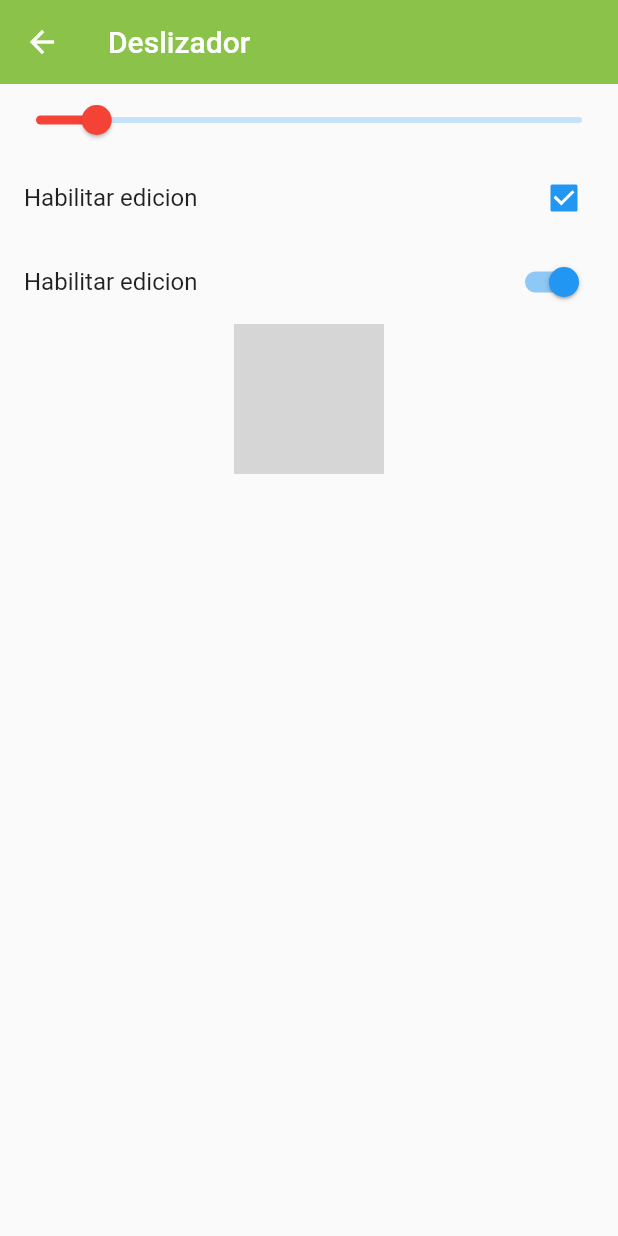
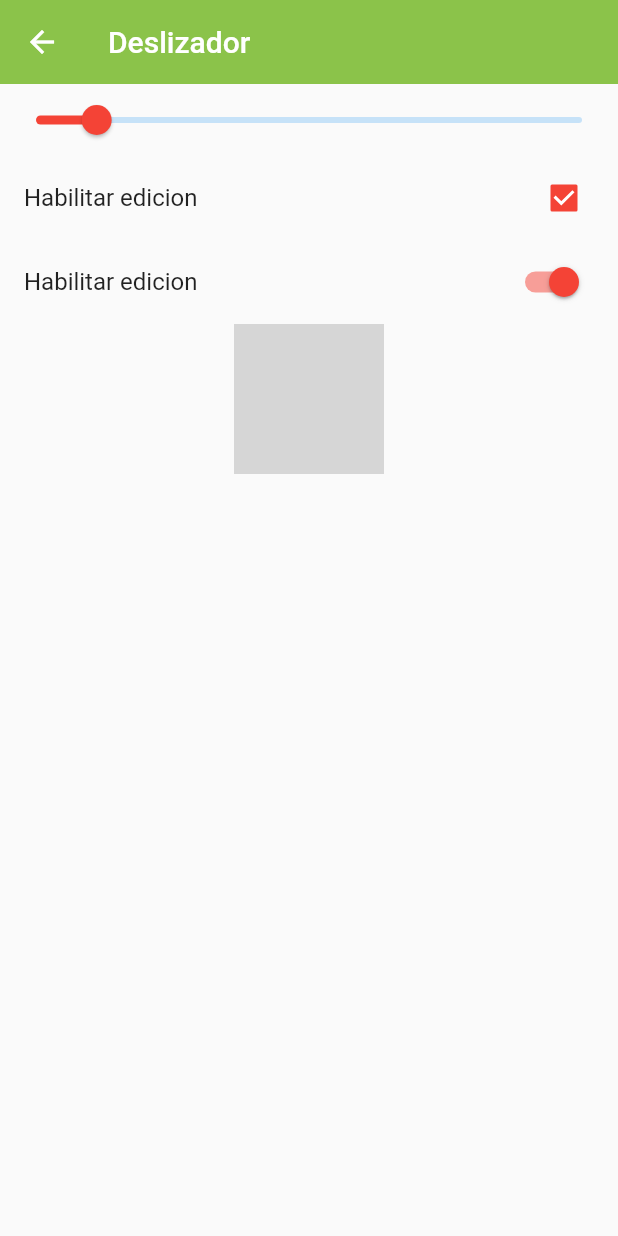
Before and after one commit to SergioK12/Componentes_Flutter_CursoUdemy, a Flutter app: the SliderView screen opened by its route, on a phone screen of 412 x 824 dp. Run offline on Flutter 3.47's test engine with Material 2 defaults, Android fonts, the phone set to English and light mode, and no system bars; our stand-ins replace carousel_slider; network calls fail; grey boxes are pictures that could not be loaded.

Commit message:
Agregando lisview builder

```diff
--- a/lib/routes/app_routes.dart
+++ b/lib/routes/app_routes.dart
@@ -16,7 +16,8 @@ class AppRoute {
     MenuOptions(nombre: "animado", icon: Icons.check_box_outline_blank, name: "Container animated", screen: const AnimatedContainerView()),
     MenuOptions(nombre: "alarmas", icon: Icons.alarm, name: "Alarms", screen: const AlarmasView()),
     MenuOptions(nombre: "entradas", icon: Icons.input, name: "Entradas", screen: const InputsView()),
-     MenuOptions(nombre: "Slider", icon: Icons.picture_in_picture, name: "Deslizador", screen: const SliderView()),
+    MenuOptions(nombre: "slider", icon: Icons.picture_in_picture, name: "Deslizador", screen: const SliderView()),
+    MenuOptions(nombre: "listviewbuilder", icon: Icons.blur_linear_rounded, name: "Infinite Scroll", screen: const ListViewBuilderView()),
   ];
 
 
--- a/lib/views/slider_view.dart
+++ b/lib/views/slider_view.dart
@@ -10,7 +10,7 @@ class SliderView extends StatefulWidget {
 
 class _SliderViewState extends State<SliderView> {
   double _slidervalue = 100;
-  bool _Sliderenable = true;
+  bool _sliderenable = true;
   @override
   Widget build(BuildContext context) {
     return Scaffold(
@@ -23,7 +23,7 @@ class _SliderViewState extends State<SliderView> {
               min: 0,
               max: 900,
               value: _slidervalue,
-              onChanged: _Sliderenable
+              onChanged: _sliderenable
               ? (value) {
                 _slidervalue = value;
                 setState(() {
@@ -32,19 +32,22 @@ class _SliderViewState extends State<SliderView> {
               }: null
           ),
            CheckboxListTile(
+            activeColor: AppTheme.primaryColor,
             title: const Text("Habilitar edicion"),
-            value: _Sliderenable,
+            value: _sliderenable,
             onChanged: (value ){
-               _Sliderenable = value ?? true;
+
+               _sliderenable = value ?? true;
                setState((){}
               );
             }
           ),
           SwitchListTile(
+            activeColor: AppTheme.primaryColor,
             title: const Text("Habilitar edicion"),
-            value: _Sliderenable,
+            value: _sliderenable,
             onChanged: (value ){
-               _Sliderenable = value;
+               _sliderenable = value;
                setState((){}
               );
             }
--- a/lib/views/views.dart
+++ b/lib/views/views.dart
@@ -1,3 +1,4 @@
+export 'package:componentes_flutter_curso_udemy/views/listview_builder_view.dart';
 export 'package:componentes_flutter_curso_udemy/views/slider_view.dart';
 export 'package:componentes_flutter_curso_udemy/views/inputs_view.dart';
 export 'package:componentes_flutter_curso_udemy/views/alarmas_view.dart';
```
Also changed, not shown: lib/views/listview_builder_view.dart (added, +29 -0 lines).
